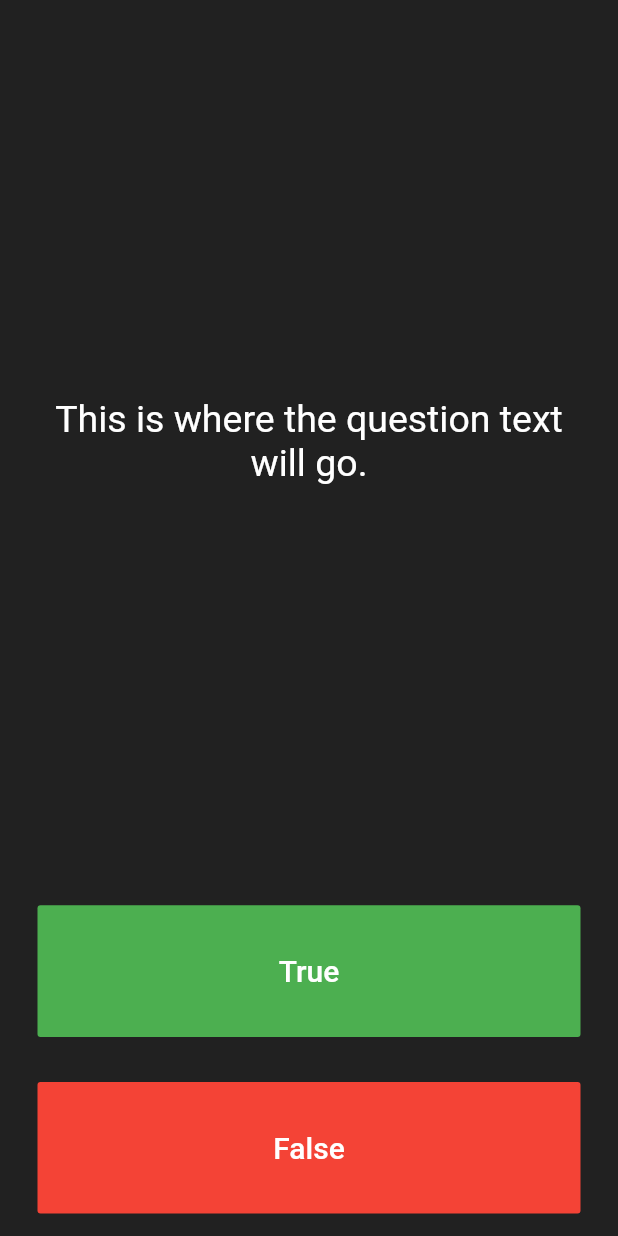
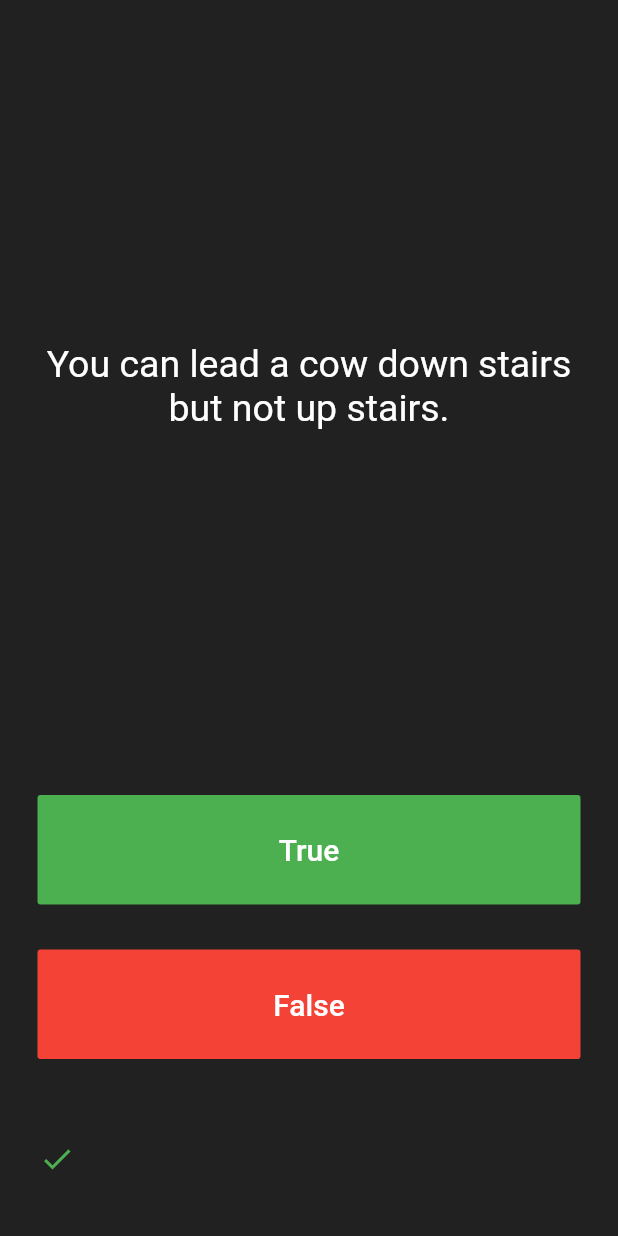
Before and after one commit to roshanrahman/quizzler-flutter, a Flutter app: the screen it shows after launch, after a tap on "True", on a phone screen of 412 x 824 dp. Run offline on Flutter 3.47's test engine with Material 2 defaults, Android fonts, the phone set to English and light mode, and no system bars.

```diff
--- a/lib/main.dart
+++ b/lib/main.dart
@@ -1,5 +1,7 @@
 import 'package:flutter/material.dart';
+import 'package:quizzler/question_bank.dart';
 
+QuizBrain quizBrain = QuizBrain();
 void main() => runApp(Quizzler());
 
 class Quizzler extends StatelessWidget {
@@ -24,7 +26,14 @@ class QuizPage extends StatefulWidget {
   _QuizPageState createState() => _QuizPageState();
 }
 
+/*
+question1: 'You can lead a cow down stairs but not up stairs.', false,
+question2: 'Approximately one quarter of human bones are in the feet.', true,
+question3: 'A slug\'s blood is green.', true,
+*/
 class _QuizPageState extends State<QuizPage> {
+  List<Icon> scoreKeeperList = [];
+
   @override
   Widget build(BuildContext context) {
     return Column(
@@ -37,7 +46,7 @@ class _QuizPageState extends State<QuizPage> {
             padding: EdgeInsets.all(10.0),
             child: Center(
               child: Text(
-                'This is where the question text will go.',
+                '${quizBrain.getQuestionText()}',
                 textAlign: TextAlign.center,
                 style: TextStyle(
                   fontSize: 25.0,
@@ -61,7 +70,7 @@ class _QuizPageState extends State<QuizPage> {
                 ),
               ),
               onPressed: () {
-                //The user picked true.
+                _onOptionPressed(true);
               },
             ),
           ),
@@ -79,19 +88,49 @@ class _QuizPageState extends State<QuizPage> {
                 ),
               ),
               onPressed: () {
-                //The user picked false.
+                setState(() {
+                  _onOptionPressed(true);
+                });
               },
             ),
           ),
         ),
-        //TODO: Add a Row here as your score keeper
+        Expanded(
+          child: Padding(
+            padding: const EdgeInsets.all(16.0),
+            child: Row(
+              children: scoreKeeperList,
+            ),
+          ),
+        )
       ],
     );
   }
+
+  Icon buildIconCorrect() {
+    return Icon(
+      Icons.done,
+      color: Colors.green,
+    );
+  }
+
+  Icon buildIconIncorrect() {
+    return Icon(
+      Icons.close,
+      color: Colors.red,
+    );
+  }
+
+  void _onOptionPressed(bool bool) {
+    if (quizBrain.isEndReached()) {
+      return;
+    }
+    setState(() {
+      scoreKeeperList.add((bool == quizBrain.getQuestionAnswer())
+          ? buildIconCorrect()
+          : buildIconIncorrect());
+
+      quizBrain.nextQuestion();
+    });
+  }
 }
-
-/*
-question1: 'You can lead a cow down stairs but not up stairs.', false,
-question2: 'Approximately one quarter of human bones are in the feet.', true,
-question3: 'A slug\'s blood is green.', true,
-*/
--- /dev/null
+++ b/lib/models/question.dart
@@ -0,0 +1,9 @@
+class Question {
+  String question;
+  bool answer;
+
+  Question(String question, bool answer) {
+    this.question = question;
+    this.answer = answer;
+  }
+}
```
Also changed, not shown: lib/question_bank.dart (added, +42 -0 lines).
